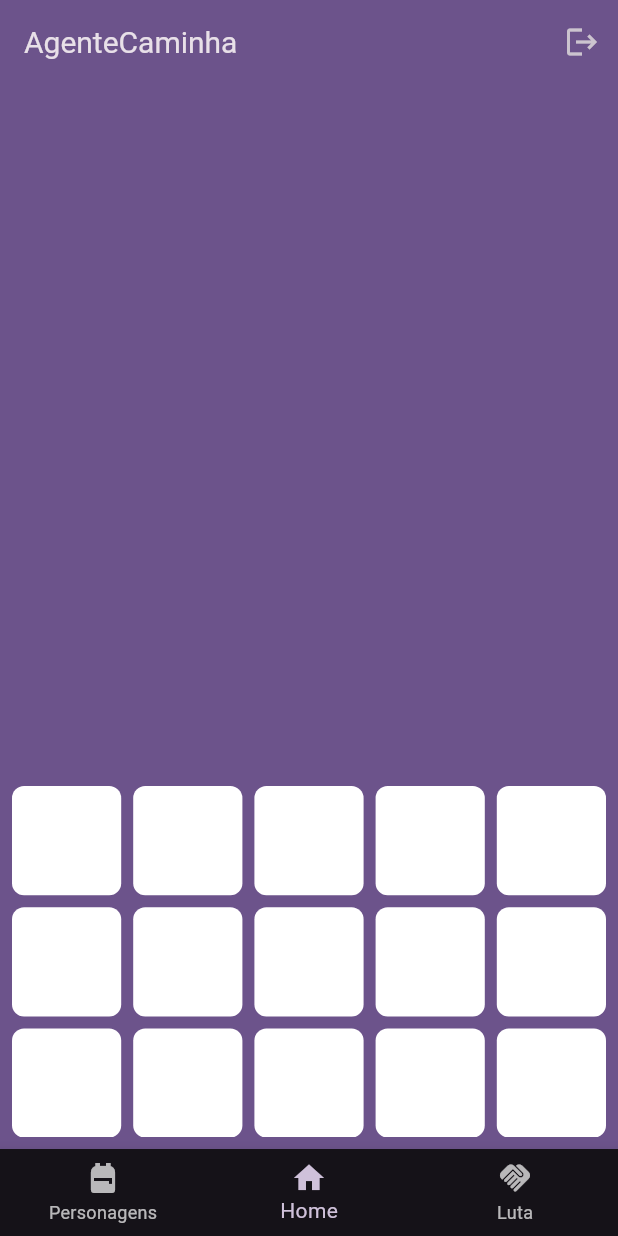
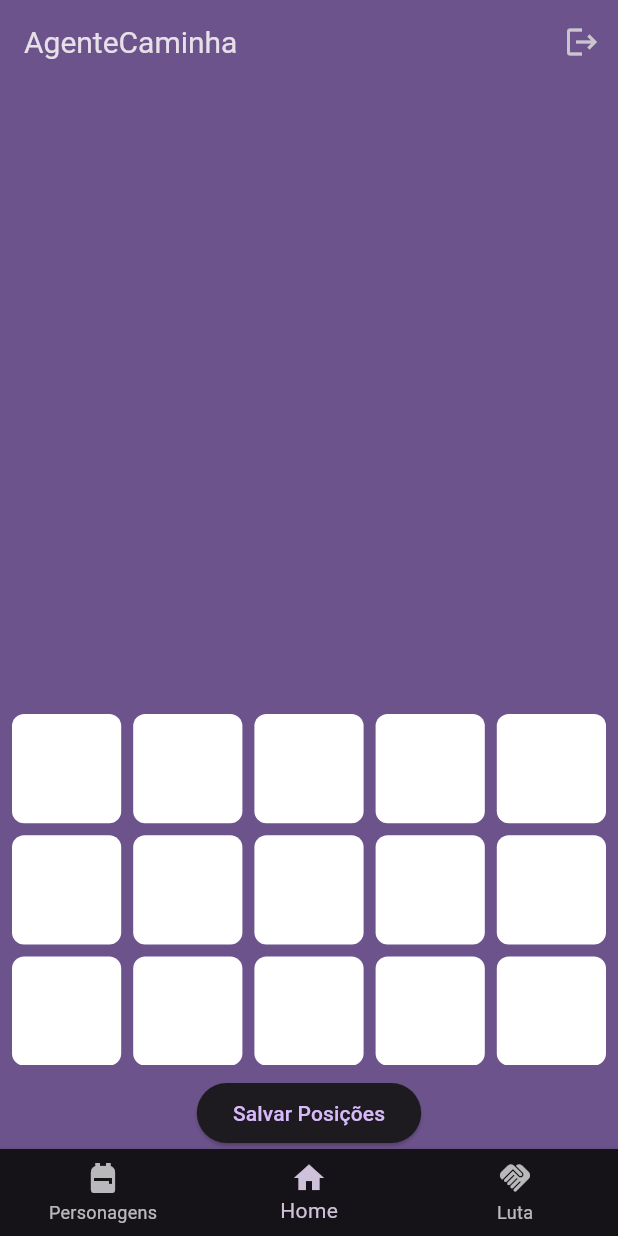
Before and after one commit to T-Toni/AgenteCaminha, a Flutter app: the screen it shows once a user with an empty profile is signed in, on a phone screen of 412 x 824 dp. Run offline on Flutter 3.47's test engine with Material 3 defaults, Android fonts, the light colour scheme and no system bars; our stand-ins replace cloud_firestore, firebase_auth, firebase_core; accounts and stored records are empty.

Commit message:
codigo atualizado porem nao funcionando direito
ele ta rodando mas nao consegue salvar na base de dados

```diff
--- a/projeto/lib/models/personagem.dart
+++ b/projeto/lib/models/personagem.dart
@@ -1,8 +1,17 @@
 class Personagem {
+
+  String id; // Identificador único para cada personagem (necessário para Firestore)
   String nome;
   String imagem;
   int posicao;
-  bool? checado = false;
+  bool checado; // Campo para indicar se o personagem foi selecionado
 
-  Personagem({required this.nome, required this.imagem, required this.posicao});
+  // Construtor com parâmetros obrigatórios para nome, imagem e posição
+  Personagem({
+    required this.id, // Adicionando o parâmetro 'id'
+    required this.nome,
+    required this.imagem,
+    required this.posicao,
+    this.checado = false, // Campo 'checado' é opcional, por padrão será false
+  });
 }
--- a/projeto/lib/pages/home.dart
+++ b/projeto/lib/pages/home.dart
@@ -42,6 +42,10 @@ class _HomeState extends State<Home> {
   Personagem? getPersonagemNaPosicao(int posicao, List lista) {
     final personagem = lista.where((p) => p.posicao == posicao);
     return personagem.isNotEmpty ? personagem.first : null;
+  }
+
+  void salvarPosicoes() {
+    personagens.salvarPosicoesNoFirebase(personagensEscolhidos);
   }
 
   @override
@@ -92,6 +96,11 @@ class _HomeState extends State<Home> {
             },
           ),
         ),
+        ElevatedButton(
+            onPressed:
+                salvarPosicoes, // Botão para salvar as posições no Firebase
+            child: const Text('Salvar Posições'),
+        )
       ],
     );
   }
--- a/projeto/lib/pages/personagens_lista.dart
+++ b/projeto/lib/pages/personagens_lista.dart
@@ -24,7 +24,7 @@ class _PersonagensState extends State<Personagens> {
     ),
     value: personagem.checado,
     onChanged: (bool? newValue) {
-      personagem.checado = newValue; // Atualiza o estado do personagem específicos
+      personagem.checado = newValue!; // Atualiza o estado do personagem específicos
       personagens.saveAll([personagem]);  // Salva os personagens escolhidos no "repositorio" de personagens escolhidos
     },
     //activeColor: colorScheme.primary,
--- a/projeto/pubspec.yaml
+++ b/projeto/pubspec.yaml
@@ -38,6 +38,7 @@ dependencies:
   firebase: ^9.0.3
   firebase_auth: ^5.3.4
   firebase_core: ^3.8.1
+  cloud_firestore: ^5.5.1
 
 dev_dependencies:
   flutter_test:
```
Also changed, not shown: projeto/lib/database/db_firestore.dart (added, +11 -0 lines), projeto/lib/repositories/personagens_repository.dart (+79 -9 lines), projeto/pubspec.lock, 3 other files.
